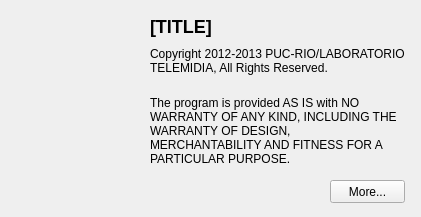
Before: the Qt Designer form application/forms/qnplaboutform.ui in TeleMidia/ginga-2010-2015-gui, drawn with Qt 5.
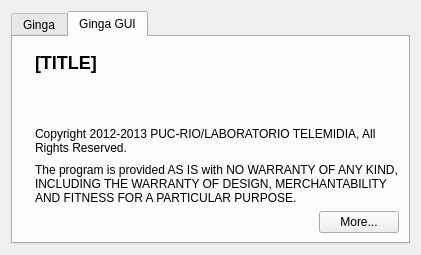
After: the same form once the commit is applied. The open tabs and pages were chosen to show the change. Icons and pictures are not drawn.

The edit to the form file:
```diff
--- a/application/forms/qnplaboutform.ui
+++ b/application/forms/qnplaboutform.ui
@@ -7,7 +7,7 @@
     <x>0</x>
     <y>0</y>
     <width>421</width>
-    <height>217</height>
+    <height>255</height>
    </rect>
   </property>
   <property name="minimumSize">
@@ -18,22 +18,59 @@
   </property>
   <property name="maximumSize">
    <size>
-    <width>421</width>
+    <width>16777215</width>
     <height>16777215</height>
    </size>
   </property>
   <property name="windowTitle">
    <string>About Ginga</string>
   </property>
+  <layout class="QGridLayout" name="gridLayout">
+   <item row="0" column="1">
+    <widget class="QTabWidget" name="tabWidget">
+     <property name="contextMenuPolicy">
+      <enum>Qt::NoContextMenu</enum>
+     </property>
+     <property name="currentIndex">
+      <number>0</number>
+     </property>
+     <widget class="QWidget" name="tab">
+      <attribute name="title">
+       <string>Ginga</string>
+      </attribute>
+      <layout class="QGridLayout" name="gridLayout_2">
+       <item row="0" column="1">
+        <widget class="QLabel" name="lbTitle_1">
+         <property name="styleSheet">
+          <string notr="true">font-weight: bold; font-size: 18px;</string>
+         </property>
+         <property name="text">
+          <string>[TITLE]</string>
+         </property>
+        </widget>
+       </item>
+       <item row="5" column="1">
+        <spacer name="horizontalSpacer">
+         <property name="orientation">
+          <enum>Qt::Horizontal</enum>
+         </property>
+         <property name="sizeHint" stdset="0">
+          <size>
+           <width>40</width>
+           <height>20</height>
+          </size>
+         </property>
+        </spacer>
+       </item>
+       <item row="5" column="2">
+        <widget class="QPushButton" name="btMore_1">
+         <property name="text">
+          <string>More...</string>
+         </property>
+        </widget>
+       </item>
+       <item row="0" column="0" rowspan="4">
   <widget class="QLabel" name="lbIcon">
-   <property name="geometry">
-    <rect>
-     <x>10</x>
-     <y>10</y>
-     <width>131</width>
-     <height>131</height>
-    </rect>
-   </property>
    <property name="text">
     <string/>
    </property>
@@ -41,49 +78,14 @@
     <pixmap resource="../application.qrc">:/icon/gingagui-128x128</pixmap>
    </property>
   </widget>
-  <widget class="QLabel" name="lbTitle">
-   <property name="geometry">
-    <rect>
-     <x>150</x>
-     <y>10</y>
-     <width>172</width>
-     <height>32</height>
-    </rect>
-   </property>
-   <property name="styleSheet">
-    <string notr="true">font-weight: bold; font-size: 18px;</string>
-   </property>
-   <property name="text">
-    <string>[TITLE]</string>
-   </property>
-  </widget>
-  <widget class="QPushButton" name="btMore">
-   <property name="geometry">
-    <rect>
-     <x>330</x>
-     <y>180</y>
-     <width>75</width>
-     <height>23</height>
-    </rect>
-   </property>
-   <property name="text">
-    <string>More...</string>
-   </property>
-  </widget>
+       </item>
+       <item row="2" column="1" colspan="2">
   <widget class="QLabel" name="lbCopyright">
-   <property name="geometry">
-    <rect>
-     <x>150</x>
-     <y>40</y>
-     <width>311</width>
-     <height>41</height>
-    </rect>
-   </property>
    <property name="styleSheet">
     <string notr="true">font-size: 12px;</string>
    </property>
    <property name="text">
-    <string>Copyright 2012-2013 PUC-RIO/LABORATORIO TELEMIDIA, All Rights Reserved.</string>
+          <string>Copyright 2002-2013 PUC-RIO/LABORATORIO TELEMIDIA, All Rights Reserved.</string>
    </property>
    <property name="textFormat">
     <enum>Qt::PlainText</enum>
@@ -92,25 +94,115 @@
     <bool>true</bool>
    </property>
   </widget>
+       </item>
+       <item row="3" column="1" colspan="2">
   <widget class="QLabel" name="lbWarranty">
-   <property name="geometry">
-    <rect>
-     <x>150</x>
-     <y>90</y>
-     <width>251</width>
-     <height>81</height>
-    </rect>
-   </property>
+         <property name="styleSheet">
+          <string notr="true">font-size: 12px;</string>
+         </property>
+         <property name="text">
+          <string>The program is provided AS IS with NO WARRANTY OF ANY KIND, INCLUDING THE WARRANTY OF DESIGN, MERCHANTABILITY AND FITNESS FOR A PARTICULAR PURPOSE.</string>
+         </property>
+         <property name="wordWrap">
+          <bool>true</bool>
+         </property>
+        </widget>
+       </item>
+       <item row="1" column="1" colspan="2">
+        <widget class="QLabel" name="label">
+         <property name="text">
+          <string/>
+         </property>
+        </widget>
+       </item>
+      </layout>
+     </widget>
+     <widget class="QWidget" name="tab_2">
+      <attribute name="title">
+       <string>Ginga GUI</string>
+      </attribute>
+      <layout class="QGridLayout" name="gridLayout_3">
+       <item row="0" column="0" rowspan="4">
+        <widget class="QLabel" name="lbIcon_2">
+         <property name="text">
+          <string/>
+         </property>
+         <property name="pixmap">
+          <pixmap resource="../application.qrc">:/icon/gingagui-128x128</pixmap>
+         </property>
+        </widget>
+       </item>
+       <item row="0" column="1">
+        <widget class="QLabel" name="lbTitle">
    <property name="styleSheet">
+          <string notr="true">font-weight: bold; font-size: 18px;</string>
+         </property>
+         <property name="text">
+          <string>[TITLE]</string>
+         </property>
+        </widget>
+       </item>
+       <item row="2" column="1" colspan="2">
+        <widget class="QLabel" name="lbCopyright_2">
+         <property name="styleSheet">
     <string notr="true">font-size: 12px;</string>
    </property>
    <property name="text">
+          <string>Copyright 2012-2013 PUC-RIO/LABORATORIO TELEMIDIA, All Rights Reserved.</string>
+         </property>
+         <property name="textFormat">
+          <enum>Qt::PlainText</enum>
+         </property>
+         <property name="wordWrap">
+          <bool>true</bool>
+         </property>
+        </widget>
+       </item>
+       <item row="3" column="1" colspan="2">
+        <widget class="QLabel" name="lbWarranty_2">
+         <property name="styleSheet">
+          <string notr="true">font-size: 12px;</string>
+         </property>
+         <property name="text">
     <string>The program is provided AS IS with NO WARRANTY OF ANY KIND, INCLUDING THE WARRANTY OF DESIGN, MERCHANTABILITY AND FITNESS FOR A PARTICULAR PURPOSE.</string>
    </property>
    <property name="wordWrap">
     <bool>true</bool>
    </property>
   </widget>
+       </item>
+       <item row="4" column="1">
+        <spacer name="horizontalSpacer_2">
+         <property name="orientation">
+          <enum>Qt::Horizontal</enum>
+         </property>
+         <property name="sizeHint" stdset="0">
+          <size>
+           <width>161</width>
+           <height>20</height>
+          </size>
+         </property>
+        </spacer>
+       </item>
+       <item row="4" column="2">
+        <widget class="QPushButton" name="btMore">
+         <property name="text">
+          <string>More...</string>
+         </property>
+        </widget>
+       </item>
+       <item row="1" column="1" colspan="2">
+        <widget class="QLabel" name="label_2">
+         <property name="text">
+          <string/>
+         </property>
+        </widget>
+       </item>
+      </layout>
+     </widget>
+    </widget>
+   </item>
+  </layout>
  </widget>
  <resources>
   <include location="../application.qrc"/>
```
Left out of the diff: 2 changed lines with no effect on the pictures. Lines whose indentation alone changed are shown as unchanged.
